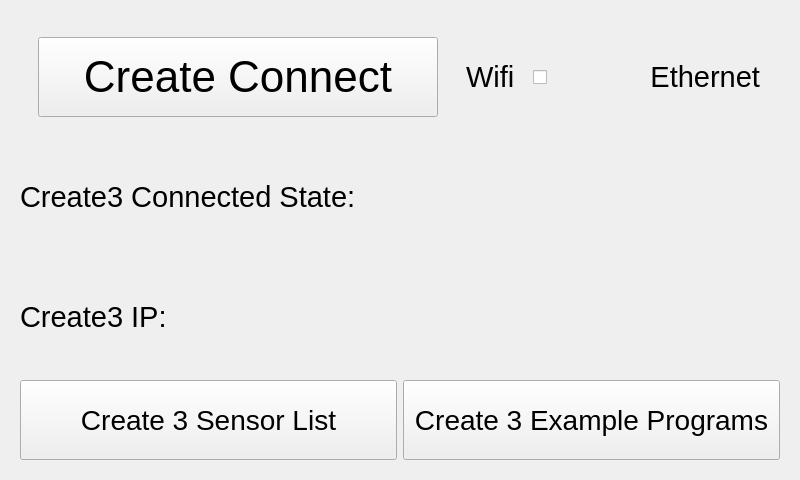
First picture: the form in ui/Create3Widget.ui, repository kipr/botui, before the edit.
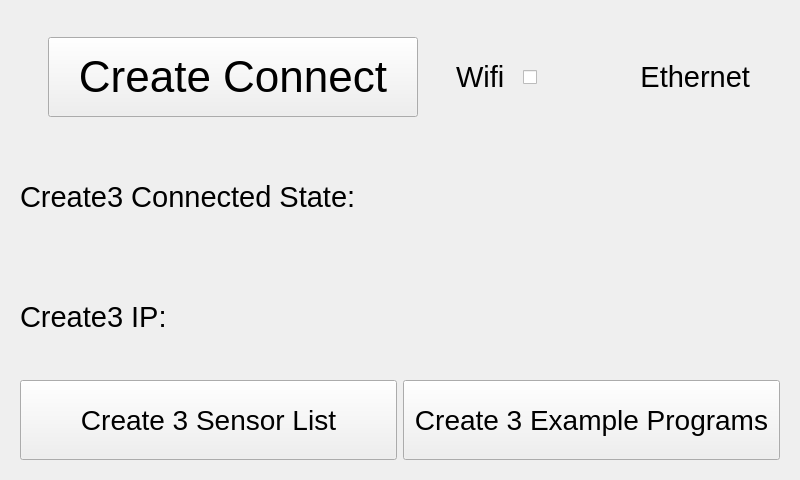
Second picture: the form after the edit. Icons and pictures are not drawn. Custom widgets are drawn as their Qt base class.

```diff
--- a/ui/Create3Widget.ui
+++ b/ui/Create3Widget.ui
@@ -43,7 +43,7 @@
           </property>
           <property name="maximumSize">
            <size>
-            <width>400</width>
+            <width>370</width>
             <height>16777215</height>
            </size>
           </property>
```
